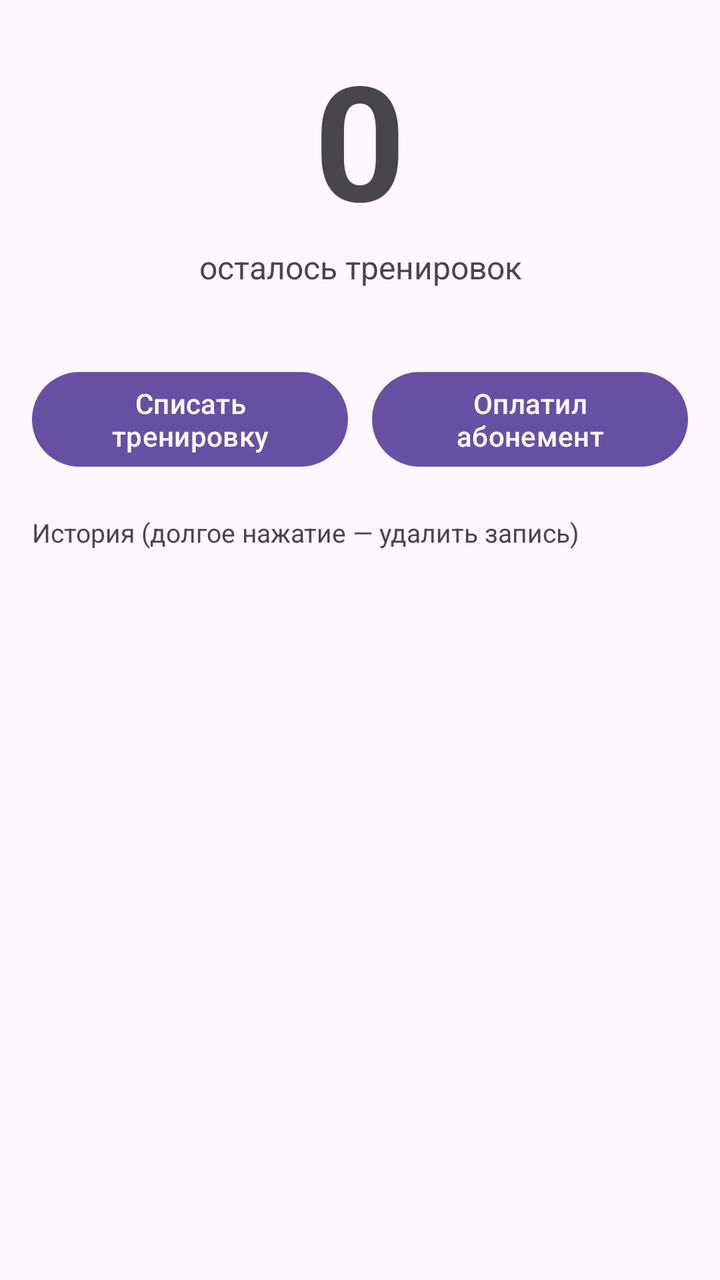
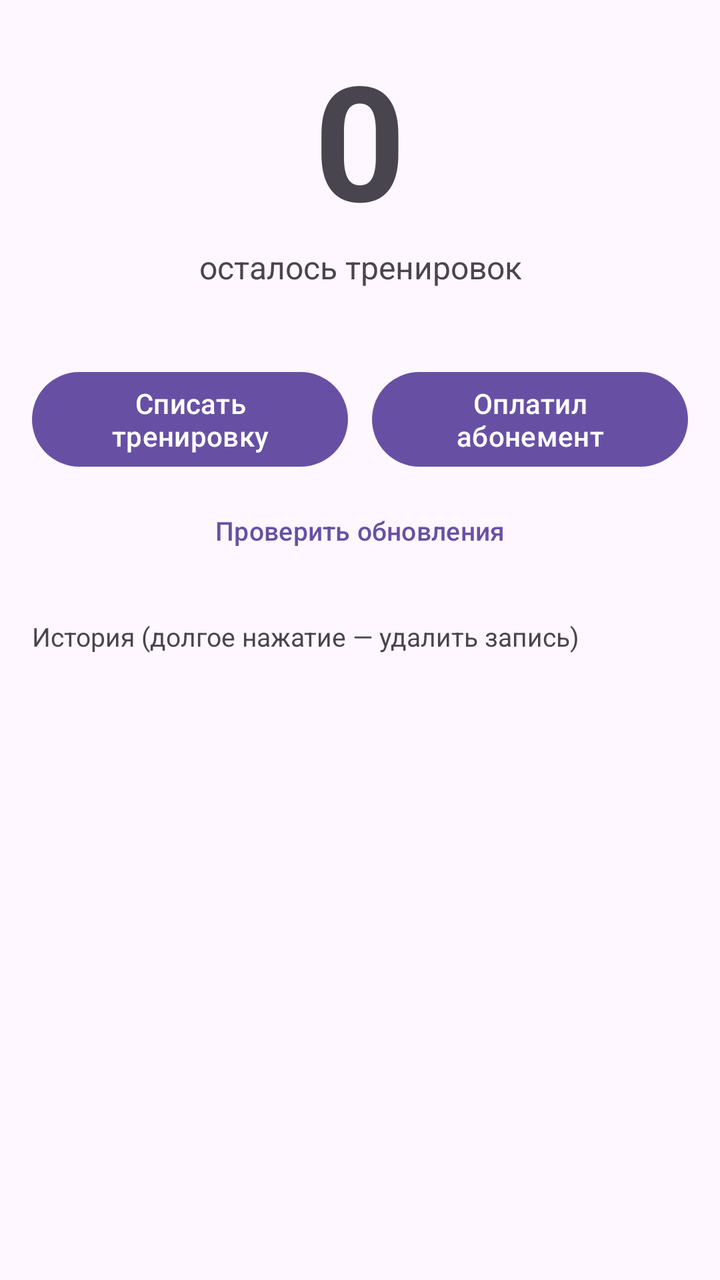

Before-and-after screenshots of an Android layout around one commit, followed by the original layout XML and the change that was made.
<!-- AndroidManifest.xml: application theme Theme.Trainings -->
<!-- res/layout/activity_main.xml -->
<?xml version="1.0" encoding="utf-8"?>
<LinearLayout xmlns:android="http://schemas.android.com/apk/res/android"
    android:layout_width="match_parent"
    android:layout_height="match_parent"
    android:orientation="vertical"
    android:padding="16dp">

    <TextView
        android:id="@+id/remaining"
        android:layout_width="match_parent"
        android:layout_height="wrap_content"
        android:gravity="center"
        android:text="0"
        android:textSize="80sp"
        android:textStyle="bold" />

    <TextView
        android:layout_width="match_parent"
        android:layout_height="wrap_content"
        android:gravity="center"
        android:text="осталось тренировок"
        android:textSize="16sp" />

    <TextView
        android:id="@+id/summary"
        android:layout_width="match_parent"
        android:layout_height="wrap_content"
        android:layout_marginTop="4dp"
        android:gravity="center"
        android:textSize="13sp" />

    <LinearLayout
        android:layout_width="match_parent"
        android:layout_height="wrap_content"
        android:layout_marginTop="16dp"
        android:orientation="horizontal">

        <Button
            android:id="@+id/btnUse"
            android:layout_width="0dp"
            android:layout_height="wrap_content"
            android:layout_marginEnd="6dp"
            android:layout_weight="1"
            android:text="Списать тренировку" />

        <Button
            android:id="@+id/btnPay"
            android:layout_width="0dp"
            android:layout_height="wrap_content"
            android:layout_marginStart="6dp"
            android:layout_weight="1"
            android:text="Оплатил абонемент" />
    </LinearLayout>

    <TextView
        android:layout_width="match_parent"
        android:layout_height="wrap_content"
        android:layout_marginTop="20dp"
        android:text="История (долгое нажатие — удалить запись)"
        android:textSize="13sp" />

    <ListView
        android:id="@+id/list"
        android:layout_width="match_parent"
        android:layout_height="0dp"
        android:layout_marginTop="8dp"
        android:layout_weight="1" />

    <TextView
        android:id="@+id/empty"
        android:layout_width="match_parent"
        android:layout_height="wrap_content"
        android:gravity="center"
        android:padding="24dp"
        android:text="Пока пусто. Нажмите «Оплатил абонемент»."
        android:visibility="gone" />

</LinearLayout>
<!-- resources referenced by this layout -->
<resources>
  <style name="Theme.Trainings" parent="Theme.Material3.DayNight" />
</resources>

<!-- the commit's change to res/layout/activity_main.xml (unified diff, before → after) -->
@@ -52,6 +52,15 @@
             android:text="Оплатил абонемент" />
     </LinearLayout>
 
+    <Button
+        android:id="@+id/btnUpdate"
+        style="@style/Widget.Material3.Button.TextButton"
+        android:layout_width="match_parent"
+        android:layout_height="wrap_content"
+        android:layout_marginTop="4dp"
+        android:text="Проверить обновления"
+        android:textSize="13sp" />
+
     <TextView
         android:layout_width="match_parent"
         android:layout_height="wrap_content"
